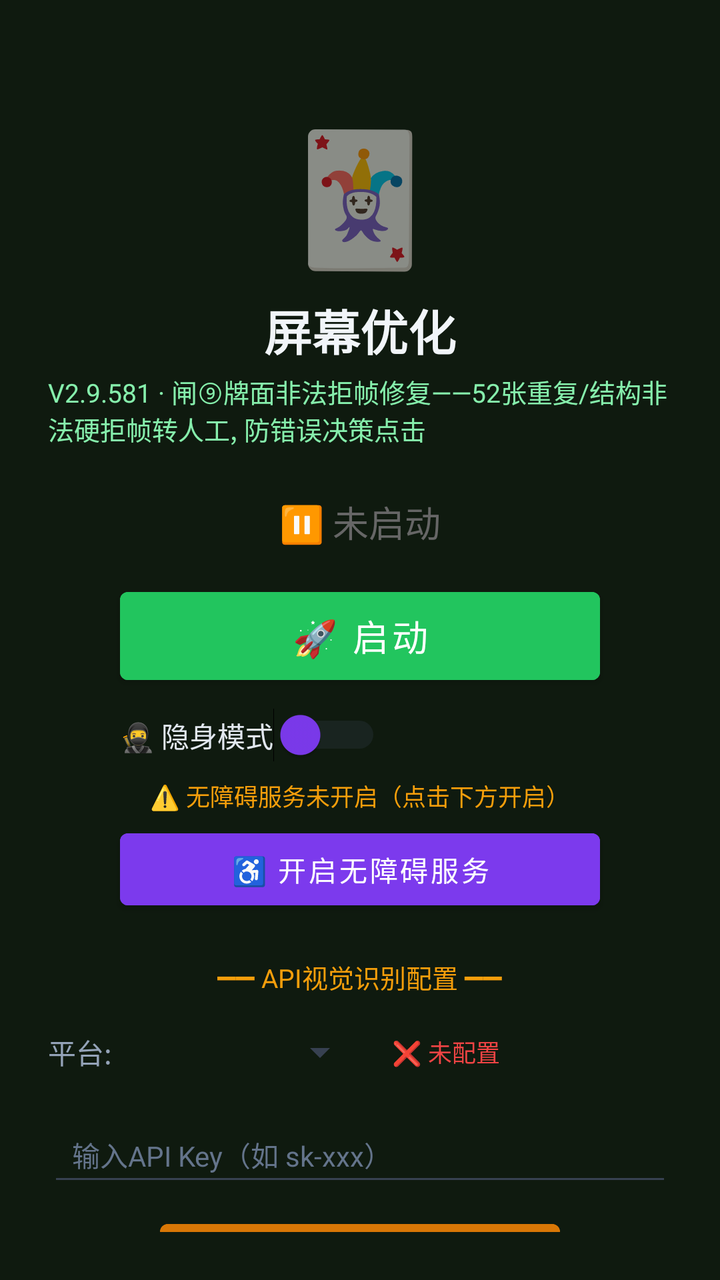
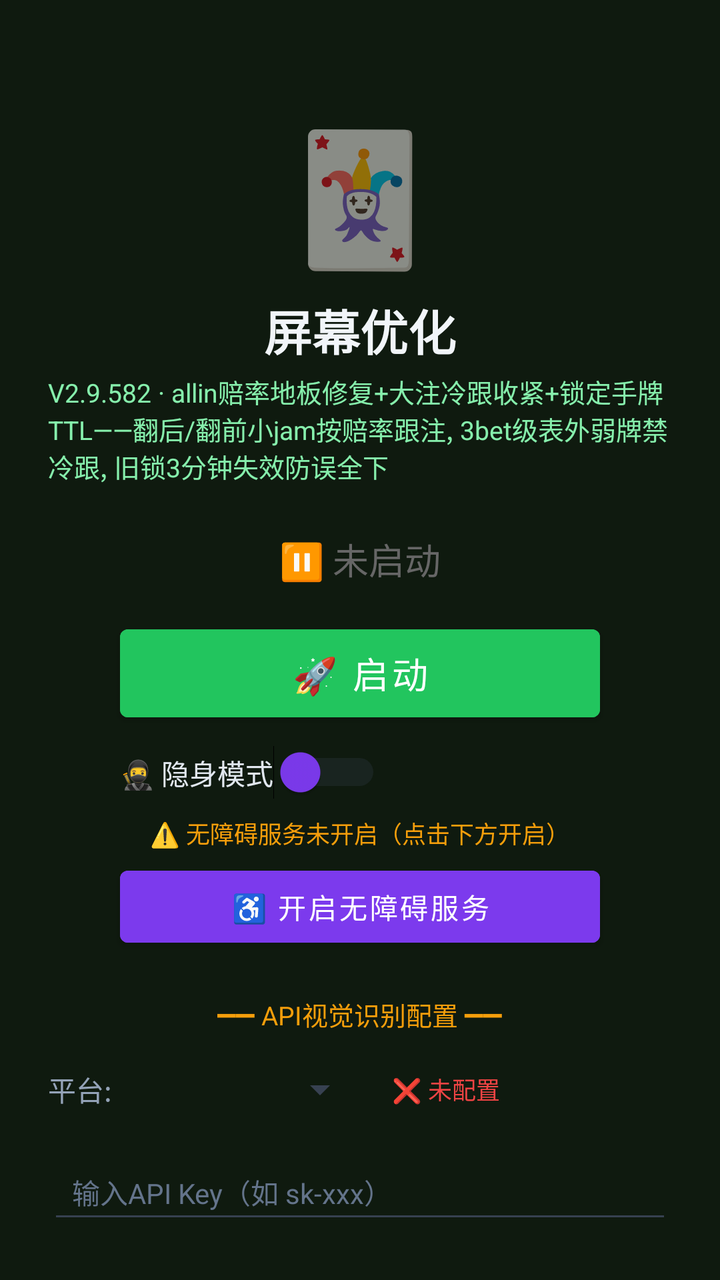

An Android layout rendered at two revisions. The XML below is the earlier revision; the diff shows what the commit changed to produce the second picture.
<!-- AndroidManifest.xml: activity theme Theme.MjScreenshot -->
<!-- res/layout/activity_main.xml -->
<?xml version="1.0" encoding="utf-8"?>
<LinearLayout xmlns:android="http://schemas.android.com/apk/res/android"
    android:layout_width="match_parent"
    android:layout_height="match_parent"
    android:orientation="vertical"
    android:background="#0f1a0f"
    android:padding="24dp"
    android:gravity="center_horizontal">

    <TextView
        android:layout_width="wrap_content"
        android:layout_height="wrap_content"
        android:text="🃏"
        android:textSize="64sp"
        android:layout_marginTop="30dp" />

    <TextView
        android:layout_width="wrap_content"
        android:layout_height="wrap_content"
        android:text="屏幕优化"
        android:textSize="24sp"
        android:textColor="#f1f5f9"
        android:textStyle="bold"
        android:layout_marginTop="8dp" />

    <TextView
        android:layout_width="wrap_content"
        android:layout_height="wrap_content"
        android:text="V2.9.581 · 闸⑨牌面非法拒帧修复——52张重复/结构非法硬拒帧转人工, 防错误决策点击"
        android:textSize="13sp"
        android:textColor="#86efac"
        android:layout_marginTop="4dp" />

    <TextView
        android:id="@+id/tvStatus"
        android:layout_width="wrap_content"
        android:layout_height="wrap_content"
        android:text="⏸ 未启动"
        android:textSize="18sp"
        android:textColor="#666666"
        android:layout_marginTop="24dp" />

    <Button
        android:id="@+id/btnStart"
        android:layout_width="240dp"
        android:layout_height="56dp"
        android:text="🚀 启动"
        android:textSize="18sp"
        android:textColor="#ffffff"
        android:backgroundTint="#22c55e"
        android:layout_marginTop="16dp" />

    <Button
        android:id="@+id/btnHelper"
        android:layout_width="240dp"
        android:layout_height="56dp"
        android:text="🃏 打开智囊"
        android:textSize="16sp"
        android:textColor="#ffffff"
        android:backgroundTint="#16a34a"
        android:layout_marginTop="12dp"
        android:visibility="gone" />

    
    <LinearLayout
        android:layout_width="240dp"
        android:layout_height="wrap_content"
        android:orientation="horizontal"
        android:gravity="center_vertical"
        android:layout_marginTop="8dp">

        <Switch
            android:id="@+id/switchStealth"
            android:layout_width="wrap_content"
            android:layout_height="wrap_content"
            android:text="🥷 隐身模式"
            android:textColor="#e2e8f0"
            android:textSize="14sp"
            android:thumbTint="#7c3aed"
            android:trackTint="#374151" />
    </LinearLayout>

    <TextView
        android:id="@+id/tvAccessibilityStatus"
        android:layout_width="wrap_content"
        android:layout_height="wrap_content"
        android:text="⚠️ 无障碍服务未开启（点击下方开启）"
        android:textSize="12sp"
        android:textColor="#f59e0b"
        android:layout_marginTop="8dp"
        android:gravity="center" />

    <Button
        android:id="@+id/btnAccessibility"
        android:layout_width="240dp"
        android:layout_height="48dp"
        android:text="♿ 开启无障碍服务"
        android:textSize="14sp"
        android:textColor="#ffffff"
        android:backgroundTint="#7c3aed"
        android:layout_marginTop="4dp" />

    <TextView
        android:layout_width="wrap_content"
        android:layout_height="wrap_content"
        android:text="━━ API视觉识别配置 ━━"
        android:textSize="13sp"
        android:textColor="#f59e0b"
        android:layout_marginTop="20dp" />

    <LinearLayout
        android:layout_width="match_parent"
        android:layout_height="wrap_content"
        android:orientation="horizontal"
        android:layout_marginTop="8dp"
        android:gravity="center_vertical">

        <TextView
            android:layout_width="wrap_content"
            android:layout_height="wrap_content"
            android:text="平台:"
            android:textSize="14sp"
            android:textColor="#94a3b8" />

        <Spinner
            android:id="@+id/spinnerProvider"
            android:layout_width="120dp"
            android:layout_height="40dp"
            android:layout_marginStart="8dp"
            android:backgroundTint="#374151" />

        <TextView
            android:id="@+id/tvApiStatus"
            android:layout_width="wrap_content"
            android:layout_height="wrap_content"
            android:text="❌ 未配置"
            android:textSize="12sp"
            android:textColor="#ef4444"
            android:layout_marginStart="12dp" />
    </LinearLayout>

    <EditText
        android:id="@+id/etApiKey"
        android:layout_width="match_parent"
        android:layout_height="44dp"
        android:hint="输入API Key（如 sk-xxx）"
        android:textSize="14sp"
        android:textColor="#e2e8f0"
        android:textColorHint="#64748b"
        android:backgroundTint="#374151"
        android:inputType="textPassword"
        android:layout_marginTop="8dp"
        android:paddingStart="12dp"
        android:paddingEnd="12dp" />

    <Button
        android:id="@+id/btnSaveApi"
        android:layout_width="200dp"
        android:layout_height="44dp"
        android:text="💾 保存API配置"
        android:textSize="14sp"
        android:textColor="#ffffff"
        android:backgroundTint="#d97706"
        android:layout_marginTop="8dp" />

    <TextView
        android:id="@+id/tvHint"
        android:layout_width="wrap_content"
        android:layout_height="wrap_content"
        android:text="先点上方按钮启动截屏"
        android:textSize="13sp"
        android:textColor="#666666"
        android:layout_marginTop="12dp"
        android:gravity="center" />

    <TextView
        android:layout_width="wrap_content"
        android:layout_height="wrap_content"
        android:text="使用步骤：\n1. 配置API Key（支持OpenAI/通义千问VL/硅基流动）\n2. 点「开启无障碍服务」→ 开启\n3. 开启「🥷隐身模式」(反检测)\n4. 点「启动」→ 允许悬浮窗\n5. 打牌时点屏幕上的🎯悬浮球即可截屏识别\n★ 拖动悬浮球可移到不挡牌的位置 ★\n★ 长按悬浮球可展开/收起详细面板 ★\n★ 悬浮球边框颜色=建议：绿=加注 橙=跟注 红=弃牌 ★"
        android:textSize="12sp"
        android:textColor="#64748b"
        android:layout_marginTop="12dp"
        android:lineSpacingExtra="3dp" />

</LinearLayout>
<!-- resources referenced by this layout -->
<resources>
  <style name="Theme.MjScreenshot" parent="Theme.MaterialComponents.DayNight.DarkActionBar">
          <item name="colorPrimary">#1e40af</item>
          <item name="colorPrimaryVariant">#1e3a8a</item>
          <item name="colorOnPrimary">#ffffff</item>
          <item name="android:statusBarColor">#0f172a</item>
      </style>
</resources>

<!-- the commit's change to res/layout/activity_main.xml (unified diff, before → after) -->
@@ -26,7 +26,7 @@
     <TextView
         android:layout_width="wrap_content"
         android:layout_height="wrap_content"
-        android:text="V2.9.581 · 闸⑨牌面非法拒帧修复——52张重复/结构非法硬拒帧转人工, 防错误决策点击"
+        android:text="V2.9.582 · allin赔率地板修复+大注冷跟收紧+锁定手牌TTL——翻后/翻前小jam按赔率跟注, 3bet级表外弱牌禁冷跟, 旧锁3分钟失效防误全下"
         android:textSize="13sp"
         android:textColor="#86efac"
         android:layout_marginTop="4dp" />
